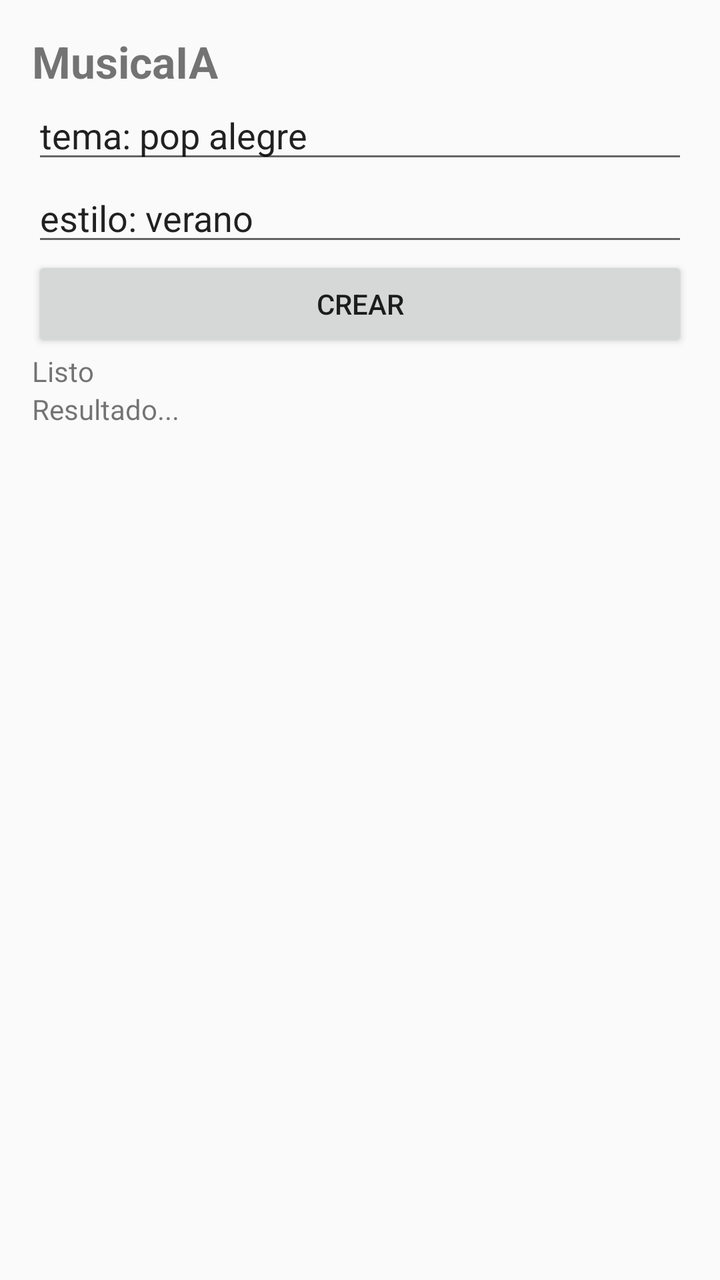
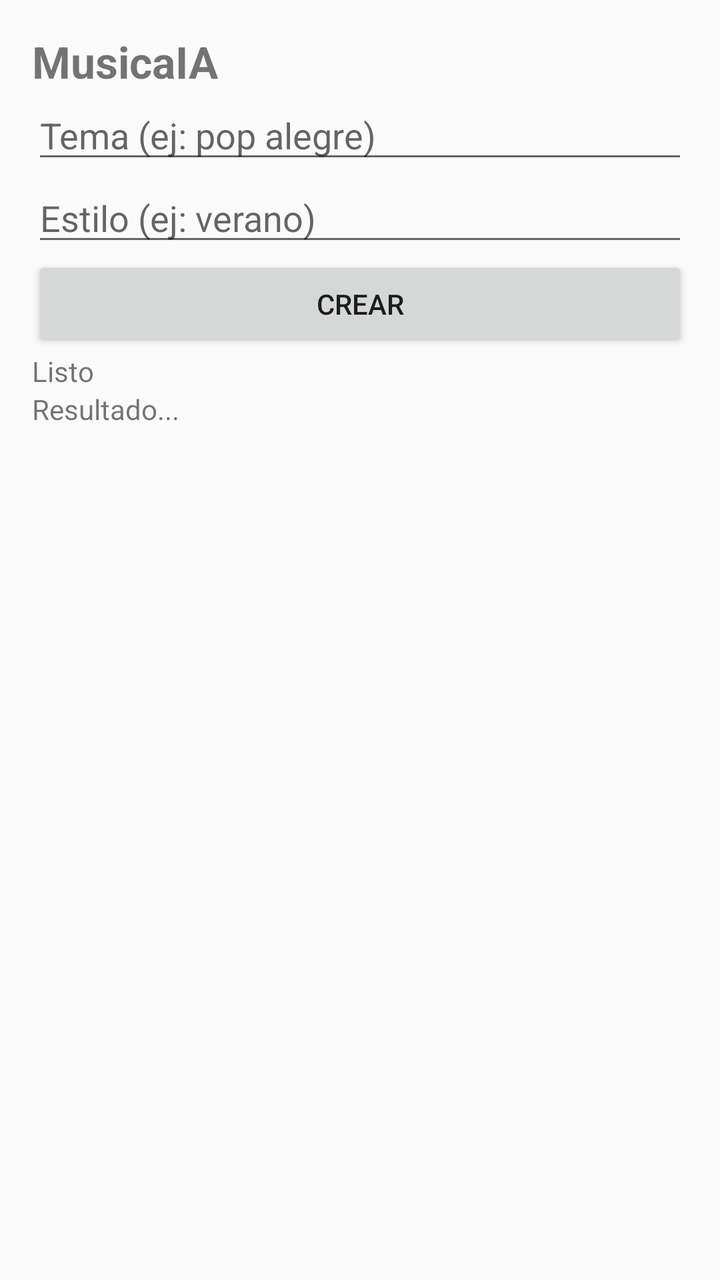

Two renders of the same Android screen: before a commit and after it. Below are the layout's source before the change and the commit's diff.
<!-- AndroidManifest.xml: application theme Theme.AppCompat.Light.NoActionBar -->
<!-- res/layout/activity_main.xml -->
<?xml version="1.0" encoding="utf-8"?>
<LinearLayout xmlns:android="http://schemas.android.com/apk/res/android"
    android:layout_width="match_parent"
    android:layout_height="match_parent"
    android:orientation="vertical"
    android:padding="16dp">

    <TextView
        android:id="@+id/titulo"
        android:layout_width="wrap_content"
        android:layout_height="wrap_content"
        android:text="MusicaIA"
        android:textSize="22sp"
        android:textStyle="bold" />

    <EditText
        android:id="@+id/editTema"
        android:layout_width="match_parent"
        android:layout_height="wrap_content"
        android:hint="Tema (ej: pop alegre)"
        android:text="tema: pop alegre" />

    <EditText
        android:id="@+id/editEstilo"
        android:layout_width="match_parent"
        android:layout_height="wrap_content"
        android:hint="Estilo (ej: verano)"
        android:text="estilo: verano" />

    <ProgressBar
        android:id="@+id/progreso"
        style="?android:attr/progressBarStyleHorizontal"
        android:layout_width="match_parent"
        android:layout_height="wrap_content"
        android:visibility="gone" />
    <TextView
        android:id="@+id/tiempo"
        android:layout_width="wrap_content"
        android:layout_height="wrap_content"
        android:text="Tiempo: 0s"
        android:visibility="gone" />
    <Button
        android:id="@+id/btnCrear"
        android:layout_width="match_parent"
        android:layout_height="wrap_content"
        android:text="Crear" />

    <TextView
        android:id="@+id/estado"
        android:layout_width="wrap_content"
        android:layout_height="wrap_content"
        android:text="Listo"
        android:textSize="14sp" />

    <ScrollView
        android:id="@+id/scrollResultado"
        android:layout_width="match_parent"
        android:layout_height="0dp"
        android:layout_weight="1">
        <LinearLayout
            android:layout_width="match_parent"
            android:layout_height="wrap_content"
            android:orientation="vertical">
            <TextView
                android:id="@+id/textoResultado"
                android:layout_width="wrap_content"
                android:layout_height="wrap_content"
                android:text="Resultado..."
                android:textSize="14sp" />
            <ImageView
                android:id="@+id/imgPortada"
                android:layout_width="200dp"
                android:layout_height="200dp"
                android:visibility="gone" />
            <Button
                android:id="@+id/btnReproducir"
                android:layout_width="match_parent"
                android:layout_height="wrap_content"
                android:text="Reproducir"
                android:visibility="gone" />
        </LinearLayout>
    </ScrollView>

</LinearLayout>
<!-- resources referenced by this layout -->
<resources>

</resources>

<!-- the commit's change to res/layout/activity_main.xml (unified diff, before → after) -->
@@ -18,14 +18,14 @@
         android:layout_width="match_parent"
         android:layout_height="wrap_content"
         android:hint="Tema (ej: pop alegre)"
-        android:text="tema: pop alegre" />
+         />
 
     <EditText
         android:id="@+id/editEstilo"
         android:layout_width="match_parent"
         android:layout_height="wrap_content"
         android:hint="Estilo (ej: verano)"
-        android:text="estilo: verano" />
+         />
 
     <ProgressBar
         android:id="@+id/progreso"
